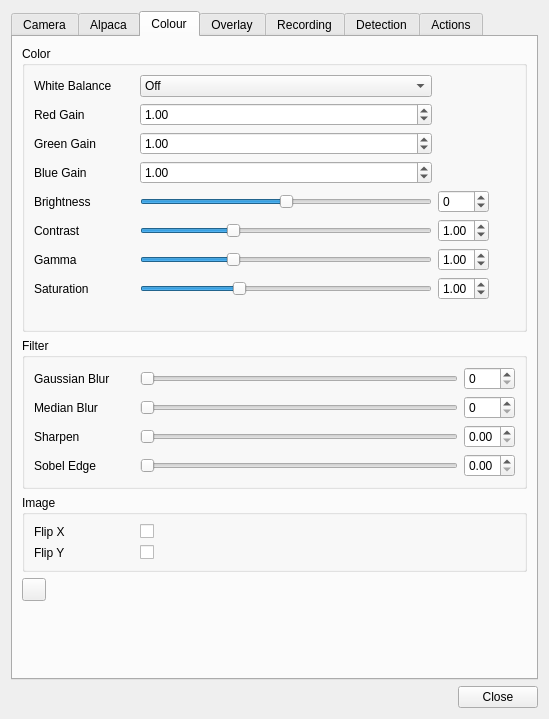
This is plugins/feature/camera/camerasettingsdialog.ui in srcejon/sdrangel as Qt 5 draws it before an edit. The edited form follows.
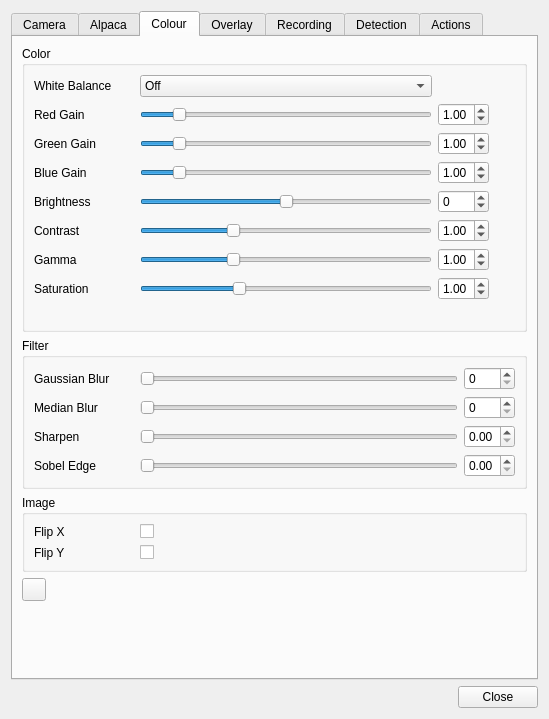
This is the edited form. Icons and pictures are not drawn.

Commit message: Add camera slider pairs for exposure and gains

```diff
--- a/plugins/feature/camera/camerasettingsdialog.ui
+++ b/plugins/feature/camera/camerasettingsdialog.ui
@@ -745,6 +745,25 @@
            </widget>
           </item>
           <item row="2" column="1">
+           <widget class="QSlider" name="postProcessWhiteBalanceGreenGainSlider">
+            <property name="toolTip">
+             <string>Manual white-balance green gain</string>
+            </property>
+            <property name="minimum">
+             <number>0</number>
+            </property>
+            <property name="maximum">
+             <number>158</number>
+            </property>
+            <property name="value">
+             <number>18</number>
+            </property>
+            <property name="orientation">
+             <enum>Qt::Orientation::Horizontal</enum>
+            </property>
+           </widget>
+          </item>
+          <item row="2" column="2">
            <widget class="QDoubleSpinBox" name="postProcessWhiteBalanceGreenGainSpin">
             <property name="toolTip">
              <string>Manual white-balance green gain</string>
@@ -774,6 +793,25 @@
            </widget>
           </item>
           <item row="3" column="1">
+           <widget class="QSlider" name="postProcessWhiteBalanceBlueGainSlider">
+            <property name="toolTip">
+             <string>Manual white-balance blue gain</string>
+            </property>
+            <property name="minimum">
+             <number>0</number>
+            </property>
+            <property name="maximum">
+             <number>158</number>
+            </property>
+            <property name="value">
+             <number>18</number>
+            </property>
+            <property name="orientation">
+             <enum>Qt::Orientation::Horizontal</enum>
+            </property>
+           </widget>
+          </item>
+          <item row="3" column="2">
            <widget class="QDoubleSpinBox" name="postProcessWhiteBalanceBlueGainSpin">
             <property name="toolTip">
              <string>Manual white-balance blue gain</string>
@@ -944,6 +982,25 @@
            </widget>
           </item>
           <item row="1" column="1">
+           <widget class="QSlider" name="postProcessWhiteBalanceRedGainSlider">
+            <property name="toolTip">
+             <string>Manual white-balance red gain</string>
+            </property>
+            <property name="minimum">
+             <number>0</number>
+            </property>
+            <property name="maximum">
+             <number>158</number>
+            </property>
+            <property name="value">
+             <number>18</number>
+            </property>
+            <property name="orientation">
+             <enum>Qt::Orientation::Horizontal</enum>
+            </property>
+           </widget>
+          </item>
+          <item row="1" column="2">
            <widget class="QDoubleSpinBox" name="postProcessWhiteBalanceRedGainSpin">
             <property name="toolTip">
              <string>Manual white-balance red gain</string>
```
Left out of the diff: 49 changed lines with no effect on the pictures. Lines whose indentation alone changed are shown as unchanged. The commit also changes 2 other files.
